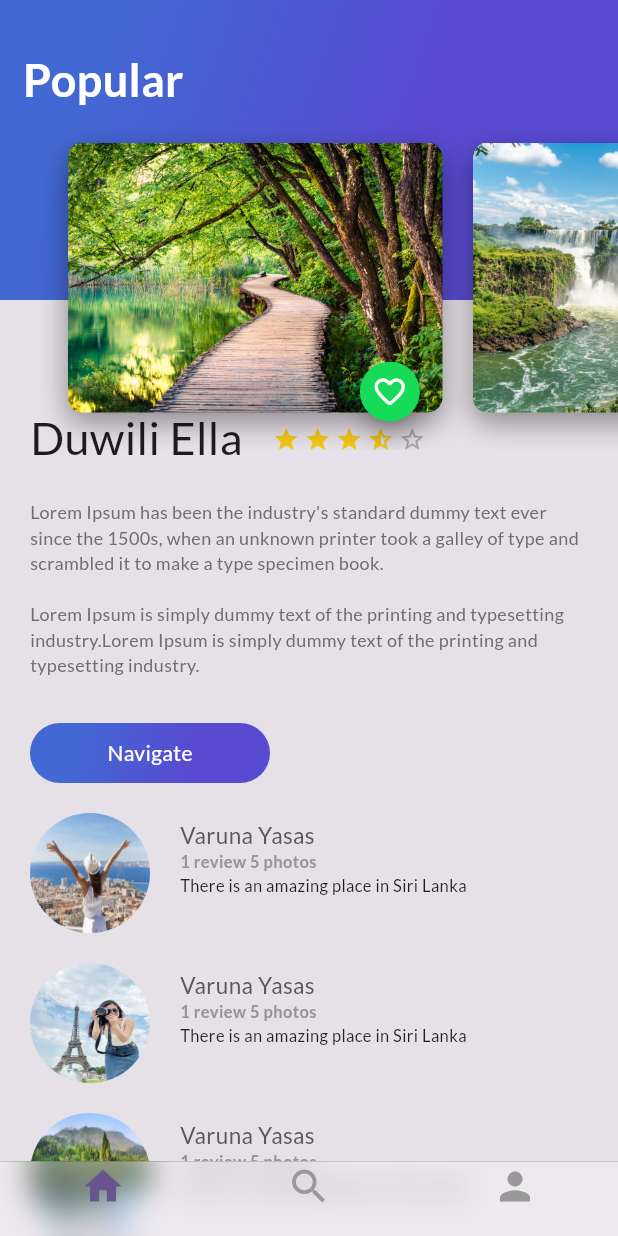
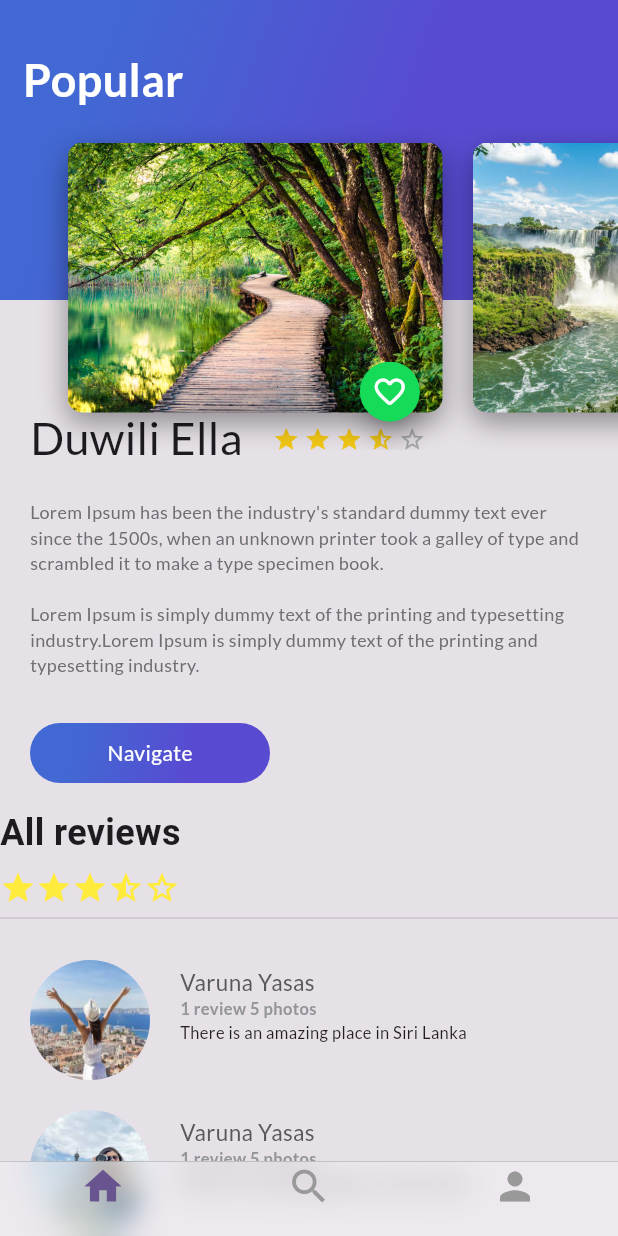
Before and after one commit to ChristianMendoza97/MendozaPrueba, a Flutter app: the TripsCupertino screen opened directly, on a phone screen of 412 x 824 dp. Run offline on Flutter 3.47's test engine with Material 3 defaults, Android fonts, the phone set to English and light mode, and no system bars; our stand-ins replace google_fonts.

Commit message:
Cambio en el proyecto

```diff
--- a/lib/review_list.dart
+++ b/lib/review_list.dart
@@ -1,27 +1,50 @@
 import 'package:flutter/material.dart';
-import 'review.dart';
+import 'review.dart'; // Mantengo la referencia al archivo original
 
 class ReviewList extends StatelessWidget {
   const ReviewList({super.key});
 
   @override
   Widget build(BuildContext context) {
-    return const Column(
+    return Column(
       crossAxisAlignment: CrossAxisAlignment.start,
       children: <Widget>[
-        Review(
+        // Texto de "All reviews" con prefijo y tamaño de texto aumentado
+        Padding(
+          padding: const EdgeInsets.only(top: 16.0, bottom: 8.0),
+          child: Text(
+            'All reviews',
+            style: const TextStyle(
+              fontSize: 24.0, // Aumentar tamaño del texto
+              fontWeight: FontWeight.bold,
+            ),
+          ),
+        ),
+        // Agregando estrellas (3 llenas, 1 media, 1 vacía) con prefijo
+        Row(
+          children: [
+            const Icon(Icons.star, color: Colors.yellow), // Estrella completa
+            const Icon(Icons.star, color: Colors.yellow), // Estrella completa
+            const Icon(Icons.star, color: Colors.yellow), // Estrella completa
+            const Icon(Icons.star_half, color: Colors.yellow), // Media estrella
+            const Icon(Icons.star_border, color: Colors.yellow), // Estrella vacía
+          ],
+        ),
+        const Divider(),
+        // Reviews existentes
+        const Review(
           pathImage: 'assets/images/girl.jpg',
           name: 'Varuna Yasas',
           information: '1 review 5 photos',
           comment: 'There is an amazing place in Siri Lanka',
         ),
-        Review(
+        const Review(
           pathImage: 'assets/images/ann.jpg',
           name: 'Varuna Yasas',
           information: '1 review 5 photos',
           comment: 'There is an amazing place in Siri Lanka',
         ),
-        Review(
+        const Review(
           pathImage: 'assets/images/people.jpg',
           name: 'Varuna Yasas',
           information: '1 review 5 photos',
```
